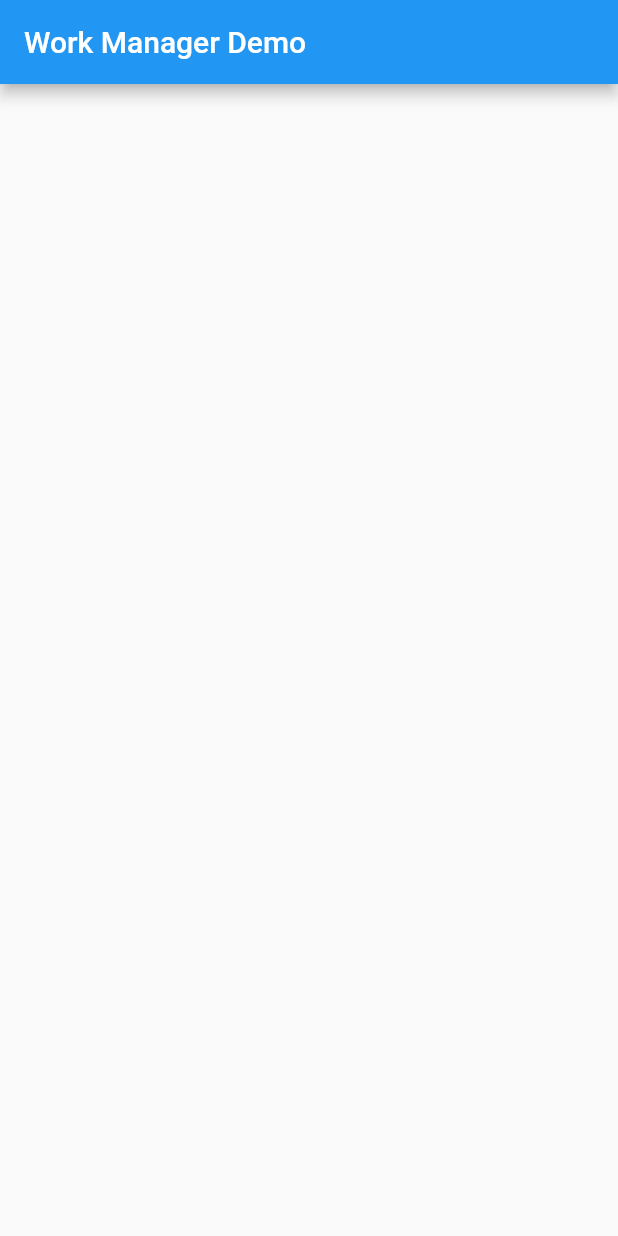
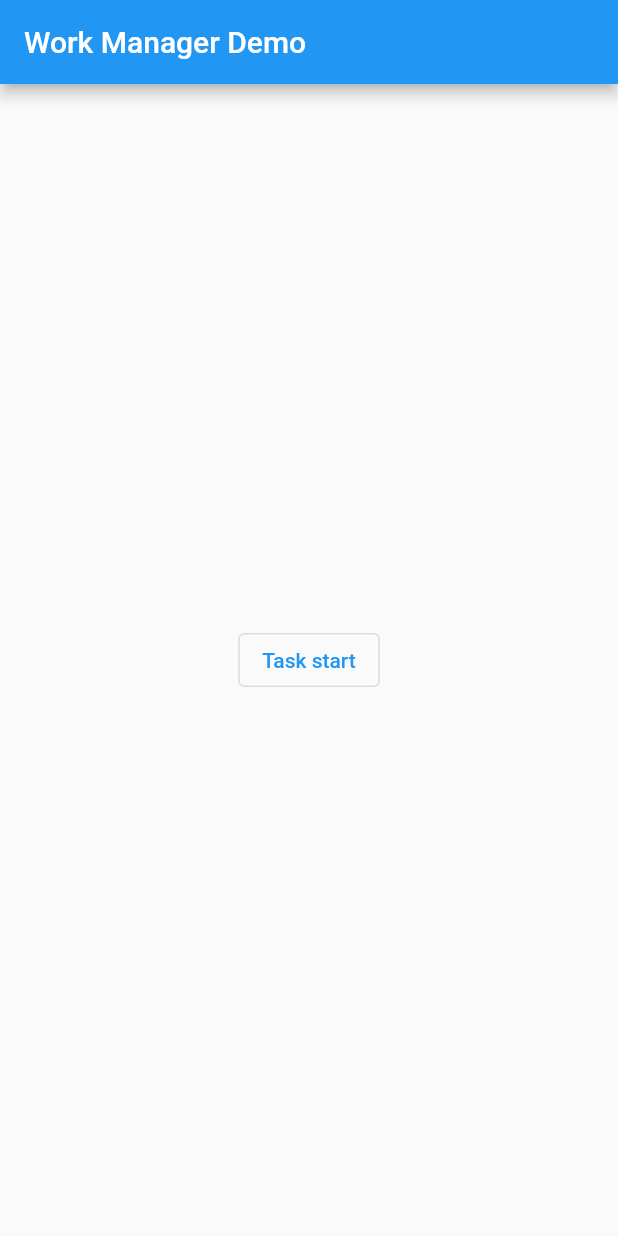
Before and after one commit to marufrobin/workmanager_demo, a Flutter app: the screen it shows after launch, on a phone screen of 412 x 824 dp. Run offline on Flutter 3.47's test engine with Material 2 defaults, Android fonts, the phone set to English and light mode, and no system bars; missing offline and left inert: workmanager.

```diff
--- a/lib/home_page.dart
+++ b/lib/home_page.dart
@@ -1,14 +1,25 @@
 import 'package:flutter/material.dart';
+import 'package:workmanager/workmanager.dart';
+import 'package:workmanager_demo/main.dart';
 
 class HomePage extends StatelessWidget {
   const HomePage({Key? key}) : super(key: key);
 
   @override
   Widget build(BuildContext context) {
+    String uniqueId = DateTime.now().second.toString();
     return Scaffold(
       appBar: AppBar(
         title: Text("Work Manager Demo"),
       ),
+      body: Center(
+        child: OutlinedButton(
+            onPressed: () async {
+              await Workmanager().registerPeriodicTask(uniqueId, taskName,
+                  frequency: Duration(seconds: 10));
+            },
+            child: Text("Task start")),
+      ),
     );
   }
 }
--- a/pubspec.yaml
+++ b/pubspec.yaml
@@ -35,6 +35,7 @@ dependencies:
   # The following adds the Cupertino Icons font to your application.
   # Use with the CupertinoIcons class for iOS style icons.
   cupertino_icons: ^1.0.2
+  workmanager: ^0.5.1
 
 dev_dependencies:
   flutter_test:
```
Also changed, not shown: lib/main.dart (+24 -1 lines), pubspec.lock.
